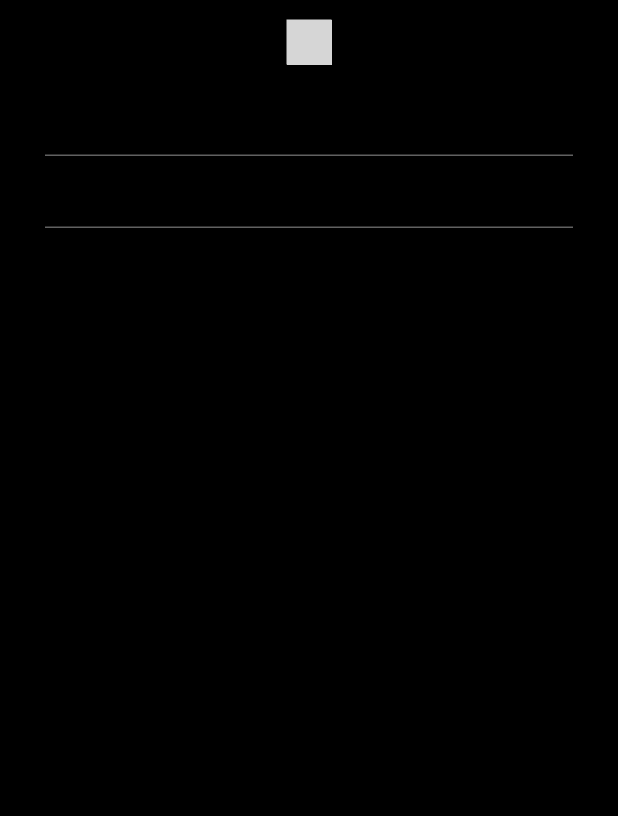
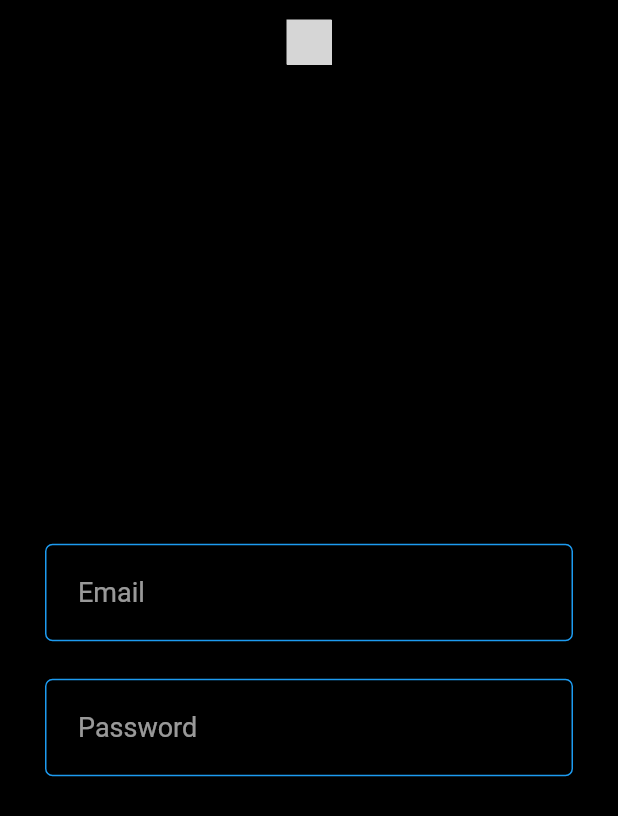
Before and after one commit to aliarain/twiffer, a Flutter app: the screen it shows after launch, on a phone screen of 412 x 824 dp. Shown: the top 816 px of the screen. Run offline on Flutter 3.47's test engine with Material 2 defaults, Android fonts, the phone set to English and light mode, and no system bars; our stand-ins replace flutter_svg; grey boxes are pictures that could not be loaded.

Commit message:
Button Config

```diff
--- /dev/null
+++ b/lib/common/button_small.dart
@@ -0,0 +1,12 @@
+import 'package:flutter/material.dart';
+
+class RoundedSmallButton extends StatelessWidget {
+  final VoidCallback onTap;
+  final String label;
+  const RoundedSmallButton({super.key});
+
+  @override
+  Widget build(BuildContext context) {
+    return Chip();
+  }
+}
--- a/lib/features/auth/view/login.dart
+++ b/lib/features/auth/view/login.dart
@@ -24,14 +24,25 @@
   Widget build(BuildContext context) {
     return Scaffold(
       appBar: appbar,
-      body: SingleChildScrollView(
-          padding: EdgeInsets.symmetric(horizontal: 30),
-          child: Column(
-            children: [
-              AuthField(controller: emailController),
-              AuthField(controller: passwordController)
-            ],
-          )),
+      body: Center(
+        child: SingleChildScrollView(
+            padding: const EdgeInsets.symmetric(horizontal: 30),
+            child: Column(
+              children: [
+                AuthField(
+                  controller: emailController,
+                  hinText: 'Email',
+                ),
+                const SizedBox(
+                  height: 25,
+                ),
+                AuthField(
+                  controller: passwordController,
+                  hinText: 'Password',
+                )
+              ],
+            )),
+      ),
     );
   }
 }
--- a/lib/features/auth/widgets/auth_fields.dart
+++ b/lib/features/auth/widgets/auth_fields.dart
@@ -3,7 +3,8 @@
 
 class AuthField extends StatelessWidget {
   final TextEditingController controller;
-  const AuthField({super.key, required this.controller});
+  final String hinText;
+  const AuthField({super.key, required this.controller, required this.hinText});
 
   @override
   Widget build(BuildContext context) {
@@ -11,8 +12,16 @@
       controller: controller,
       decoration: InputDecoration(
           focusedBorder: OutlineInputBorder(
-              borderRadius: BorderRadius.circular(5),
-              borderSide: const BorderSide(color: Pallete.blueColor))),
+            borderRadius: BorderRadius.circular(5),
+            borderSide: const BorderSide(color: Pallete.greyColor, width: 3),
+          ),
+          enabledBorder: OutlineInputBorder(
+            borderRadius: BorderRadius.circular(5),
+            borderSide: const BorderSide(color: Pallete.blueColor),
+          ),
+          contentPadding: const EdgeInsets.all(22),
+          hintText: hinText,
+          hintStyle: const TextStyle(fontSize: 18)),
     );
   }
 }
```
